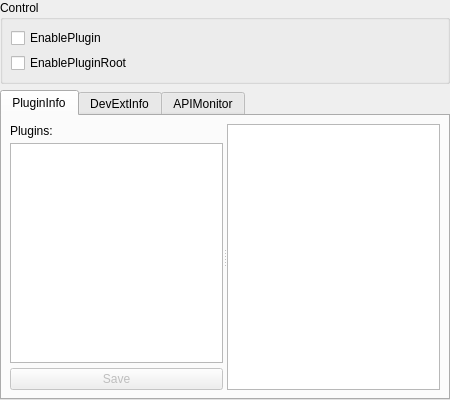
The window that src/settings/pluginsettingdialog.ui (Wing-summer/WingHexExplorer2) describes before a commit, drawn with Qt 5.
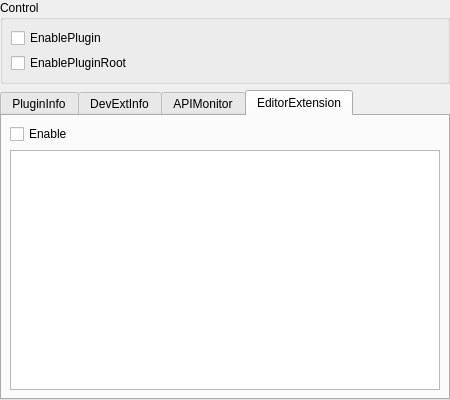
The same window after the commit. The open tabs and pages were chosen to show the change. Icons and pictures are not drawn.

Patch:
```diff
--- a/src/settings/pluginsettingdialog.ui
+++ b/src/settings/pluginsettingdialog.ui
@@ -205,6 +205,43 @@
        </item>
       </layout>
      </widget>
+     <widget class="QWidget" name="tabHexEditorExt">
+      <attribute name="icon">
+       <iconset resource="../../resources.qrc">
+        <normaloff>:/com.wingsummer.winghex/images/edit.png</normaloff>:/com.wingsummer.winghex/images/edit.png</iconset>
+      </attribute>
+      <attribute name="title">
+       <string>EditorExtension</string>
+      </attribute>
+      <layout class="QVBoxLayout" name="verticalLayout_7">
+       <property name="leftMargin">
+        <number>8</number>
+       </property>
+       <property name="topMargin">
+        <number>8</number>
+       </property>
+       <property name="rightMargin">
+        <number>8</number>
+       </property>
+       <property name="bottomMargin">
+        <number>8</number>
+       </property>
+       <item>
+        <widget class="QCheckBox" name="cbEnableHex">
+         <property name="text">
+          <string>Enable</string>
+         </property>
+        </widget>
+       </item>
+       <item>
+        <widget class="QTextBrowser" name="txtext">
+         <property name="openExternalLinks">
+          <bool>true</bool>
+         </property>
+        </widget>
+       </item>
+      </layout>
+     </widget>
     </widget>
    </item>
   </layout>
```
Left out of the diff: 31 changed lines with no effect on the pictures.
